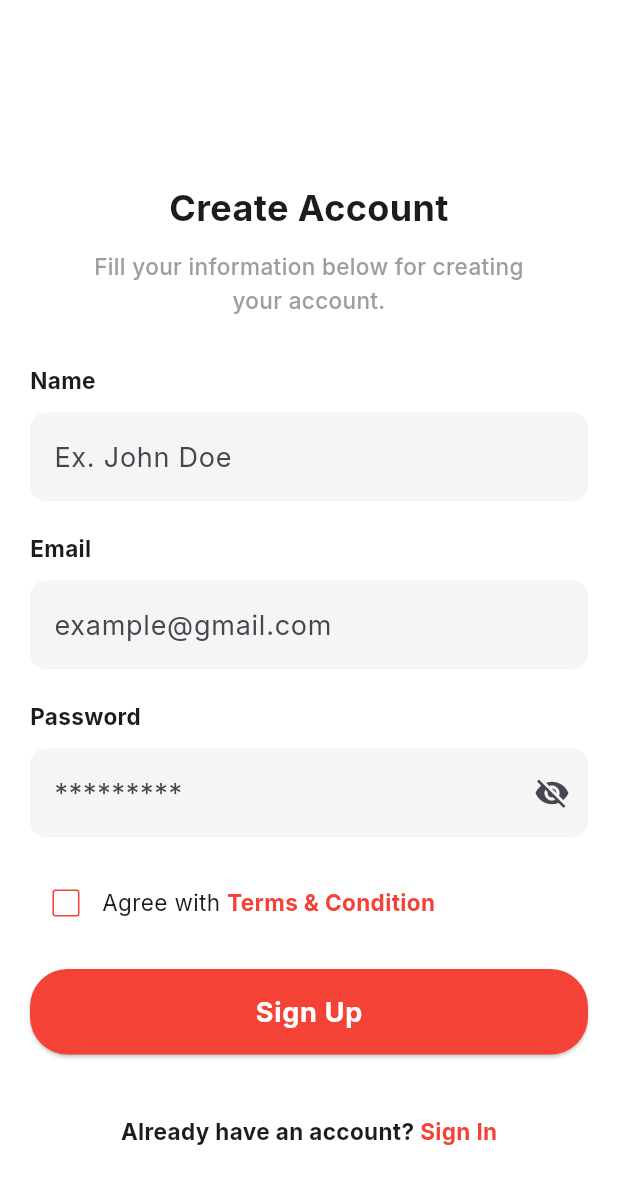
After one commit to KU-MAD-CW2/edu_app, a Flutter app: the RegisterScreen screen opened by its route, on a phone screen of 412 x 824 dp. The commit adds this screen. Shown: the top 1184 px of the screen. Run offline on Flutter 3.47's test engine with Material 3 defaults, Android fonts, the phone set to English and light mode, and no system bars; our stand-ins replace flutter_riverpod, go_router, google_fonts, sqflite; accounts and stored records are empty.

Commit message:
feat - register screen ui completed

```diff
--- a/lib/app/routes/routes.dart
+++ b/lib/app/routes/routes.dart
@@ -1,3 +1,5 @@
+import 'package:edu_app/features/auth/views/screens/login.dart';
+import 'package:edu_app/features/auth/views/screens/register.dart';
 import 'package:edu_app/features/auth/views/screens/welcome.dart';
 import 'package:go_router/go_router.dart';
 
@@ -7,5 +9,17 @@ GoRoute homeRoute = GoRoute(
   builder: (context, state) => WelcomeScreen(),
 );
 
+GoRoute registerRoute = GoRoute(
+  path: '/register',
+  name: 'Register',
+  builder: (context, state) => RegisterScreen(),
+);
+
+GoRoute loginRoute = GoRoute(
+  path: '/login',
+  name: 'Login',
+  builder: (context, state) => LoginScreen(),
+);
+
 // Route list
-List<GoRoute> routes = [homeRoute];
+List<GoRoute> routes = [homeRoute, registerRoute, loginRoute];
--- /dev/null
+++ b/lib/common/fields/password_input_field.dart
@@ -0,0 +1,48 @@
+import 'package:flutter/material.dart';
+import 'package:flutter_riverpod/flutter_riverpod.dart';
+
+class PasswordInputField extends ConsumerWidget {
+  final String label;
+  final String placeholder;
+  final bool isPasswordVisible;
+  final StateProvider isPasswordVisibleProvider;
+
+  const PasswordInputField(this.label, this.placeholder, this.isPasswordVisible,
+      this.isPasswordVisibleProvider,
+      {super.key});
+
+  @override
+  Widget build(BuildContext context, WidgetRef ref) {
+    return Wrap(
+      children: [
+        Padding(
+          padding: const EdgeInsets.only(bottom: 10),
+          child: Text(label,
+              textAlign: TextAlign.left,
+              style: TextStyle(fontWeight: FontWeight.bold)),
+        ),
+        TextFormField(
+          obscureText: !isPasswordVisible,
+          validator: (value) => value!.isEmpty ? 'Please enter $label!' : null,
+          decoration: InputDecoration(
+              hintText: placeholder,
+              border: OutlineInputBorder(
+                borderRadius: BorderRadius.circular(10),
+                borderSide: BorderSide.none,
+              ),
+              filled: true,
+              fillColor: Colors.grey.shade100,
+              suffixIcon: IconButton(
+                icon: Icon(
+                  isPasswordVisible ? Icons.visibility : Icons.visibility_off,
+                ),
+                onPressed: () {
+                  ref.read(isPasswordVisibleProvider.notifier).state =
+                      !isPasswordVisible;
+                },
+              )),
+        ),
+      ],
+    );
+  }
+}
--- /dev/null
+++ b/lib/common/fields/primary_button.dart
@@ -0,0 +1,25 @@
+import 'package:flutter/material.dart';
+
+class PrimaryButton extends StatelessWidget {
+  final String name;
+  final VoidCallback? onPressed;
+  const PrimaryButton(this.name, {super.key, this.onPressed});
+
+  @override
+  Widget build(BuildContext context) {
+    return ElevatedButton(
+      style: ElevatedButton.styleFrom(
+        minimumSize: Size(double.infinity, 50),
+        shape: RoundedRectangleBorder(
+          borderRadius: BorderRadius.circular(25),
+        ),
+      ),
+      onPressed: onPressed,
+      child: Text(name,
+          style: Theme.of(context).textTheme.bodyLarge?.copyWith(
+                fontWeight: FontWeight.w700,
+                color: Colors.white,
+              )),
+    );
+  }
+}
--- /dev/null
+++ b/lib/common/fields/terms_input_field.dart
@@ -0,0 +1,45 @@
+import 'package:flutter/material.dart';
+import 'package:flutter_riverpod/flutter_riverpod.dart';
+
+class TermsInputField extends ConsumerWidget {
+  final bool isTermsAccepted;
+  final StateProvider isTermsAcceptedProvider;
+
+  const TermsInputField(this.isTermsAccepted, this.isTermsAcceptedProvider,
+      {super.key});
+
+  @override
+  Widget build(BuildContext context, WidgetRef ref) {
+    return Row(
+      children: [
+        Checkbox(
+          value: isTermsAccepted,
+          onChanged: (value) {
+            ref.read(isTermsAcceptedProvider.notifier).state = value!;
+          },
+          checkColor: Colors.white,
+          fillColor: isTermsAccepted
+              ? WidgetStateProperty.all(Theme.of(context).primaryColor)
+              : null,
+          activeColor: Theme.of(context).primaryColor,
+          side: BorderSide(
+            color: Theme.of(context).primaryColor,
+          ),
+        ),
+        Text('Agree with '),
+        GestureDetector(
+          onTap: () {
+            // Handle Terms and Conditions
+          },
+          child: Text(
+            'Terms & Condition',
+            style: TextStyle(
+              color: Theme.of(context).primaryColor,
+              fontWeight: FontWeight.bold,
+            ),
+          ),
+        ),
+      ],
+    );
+  }
+}
--- /dev/null
+++ b/lib/common/fields/text_input_field.dart
@@ -0,0 +1,34 @@
+import 'package:flutter/material.dart';
+import 'package:flutter_riverpod/flutter_riverpod.dart';
+
+class TextInputField extends ConsumerWidget {
+  final String label;
+  final String placeholder;
+  const TextInputField(this.label, this.placeholder, {super.key});
+
+  @override
+  Widget build(BuildContext context, WidgetRef ref) {
+    return Wrap(
+      children: [
+        Padding(
+          padding: const EdgeInsets.only(bottom: 10),
+          child: Text(label,
+              textAlign: TextAlign.left,
+              style: TextStyle(fontWeight: FontWeight.bold)),
+        ),
+        TextFormField(
+          validator: (value) => value!.isEmpty ? 'Please enter $label!' : null,
+          decoration: InputDecoration(
+            hintText: placeholder,
+            border: OutlineInputBorder(
+              borderRadius: BorderRadius.circular(10),
+              borderSide: BorderSide.none,
+            ),
+            filled: true,
+            fillColor: Colors.grey.shade100,
+          ),
+        ),
+      ],
+    );
+  }
+}
--- /dev/null
+++ b/lib/features/auth/views/screens/register.dart
@@ -0,0 +1,48 @@
+import 'package:edu_app/common/layout/app_safe_area.dart';
+import 'package:flutter/material.dart';
+import 'package:flutter_riverpod/flutter_riverpod.dart';
+
+import '../widgets/register_form.dart';
+
+class RegisterScreen extends ConsumerWidget {
+  const RegisterScreen({super.key});
+
+  @override
+  Widget build(BuildContext context, WidgetRef ref) {
+    return AppSafeArea(
+        child: Scaffold(
+      body: SingleChildScrollView(
+        child: Padding(
+          padding: const EdgeInsets.symmetric(horizontal: 20.0, vertical: 60.0),
+          child: Column(
+            crossAxisAlignment: CrossAxisAlignment.start,
+            children: [
+              SizedBox(height: 60),
+              Center(
+                child: Text(
+                  'Create Account',
+                  textAlign: TextAlign.center,
+                  style: TextStyle(fontSize: 24, fontWeight: FontWeight.bold),
+                ),
+              ),
+              SizedBox(height: 10),
+              Padding(
+                padding: const EdgeInsets.symmetric(horizontal: 40.0),
+                child: Text(
+                  'Fill your information below for creating your account.',
+                  textAlign: TextAlign.center,
+                  style: Theme.of(context).textTheme.bodyMedium?.copyWith(
+                        fontWeight: FontWeight.w500,
+                        color: Colors.grey,
+                      ),
+                ),
+              ),
+              SizedBox(height: 30),
+              RegisterForm(),
+            ],
+          ),
+        ),
+      ),
+    ));
+  }
+}
--- /dev/null
+++ b/lib/features/auth/views/widgets/register_form.dart
@@ -0,0 +1,75 @@
+import 'package:edu_app/app/routes/routes.dart';
+import 'package:edu_app/common/fields/password_input_field.dart';
+import 'package:edu_app/common/fields/primary_button.dart';
+import 'package:edu_app/common/fields/terms_input_field.dart';
+import 'package:edu_app/common/fields/text_input_field.dart';
+import 'package:flutter/material.dart';
+import 'package:flutter_riverpod/flutter_riverpod.dart';
+import 'package:go_router/go_router.dart';
+
+final isPasswordVisibleProvider = StateProvider<bool>((ref) => false);
+final isTermsAcceptedProvider = StateProvider<bool>((ref) => false);
+
+class RegisterForm extends ConsumerWidget {
+  RegisterForm({
+    super.key,
+  });
+
+  final _formKey = GlobalKey<FormState>();
+
+  @override
+  Widget build(BuildContext context, WidgetRef ref) {
+    final isPasswordVisible = ref.watch(isPasswordVisibleProvider);
+    final isTermsAccepted = ref.watch(isTermsAcceptedProvider);
+
+    return Form(
+      key: _formKey,
+      child: Column(
+        crossAxisAlignment: CrossAxisAlignment.start,
+        mainAxisSize: MainAxisSize.min,
+        children: [
+          TextInputField('Name', "Ex. John Doe"),
+          SizedBox(height: 20),
+          TextInputField("Email", 'example@gmail.com'),
+          SizedBox(height: 20),
+          PasswordInputField("Password", '*********', isPasswordVisible,
+              isPasswordVisibleProvider),
+          SizedBox(height: 20),
+          TermsInputField(isTermsAccepted, isTermsAcceptedProvider),
+          SizedBox(height: 20),
+          PrimaryButton("Sign Up", onPressed: () {
+            if (_formKey.currentState!.validate()) {
+              // Handle Sign Up
+            }
+          }),
+          SizedBox(height: 40),
+          _handleLogin(context),
+        ],
+      ),
+    );
+  }
+
+  Row _handleLogin(BuildContext context) {
+    return Row(
+      mainAxisAlignment: MainAxisAlignment.center,
+      children: [
+        Text('Already have an account? ',
+            style: Theme.of(context).textTheme.bodyMedium?.copyWith(
+                  fontWeight: FontWeight.w700,
+                )),
+        GestureDetector(
+          onTap: () {
+            context.replace(loginRoute.path);
+          },
+          child: Text(
+            'Sign In',
+            style: Theme.of(context).textTheme.bodyMedium?.copyWith(
+                  color: Theme.of(context).primaryColor,
+                  fontWeight: FontWeight.w700,
+                ),
+          ),
+        ),
+      ],
+    );
+  }
+}
```
